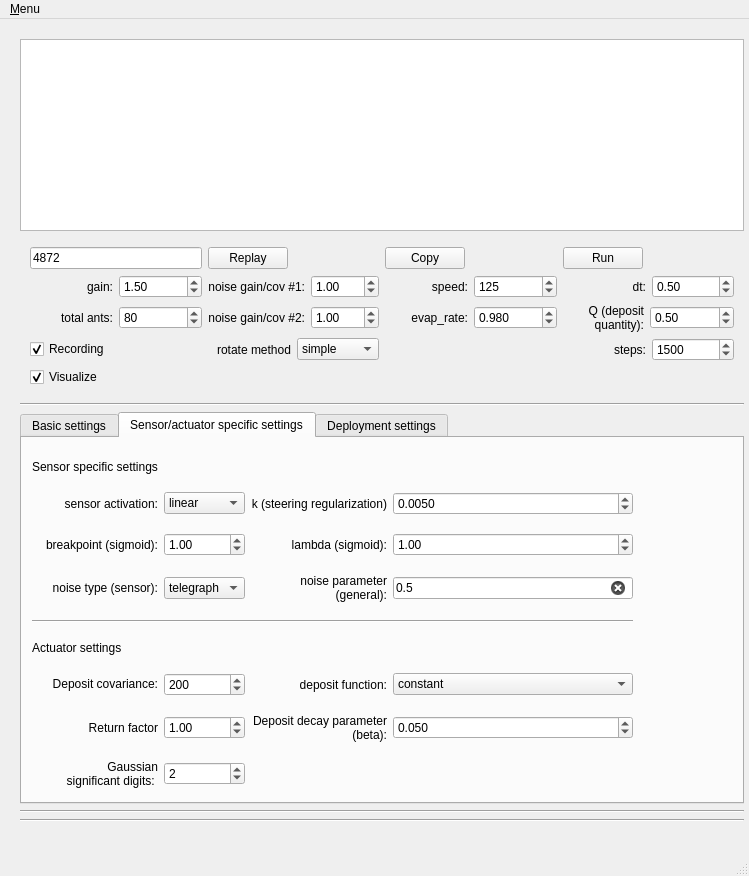
This is gui/sim_launcher.ui in Elmosnewshoes/Stigmergy as Qt 5 draws it before an edit. The edited form follows.
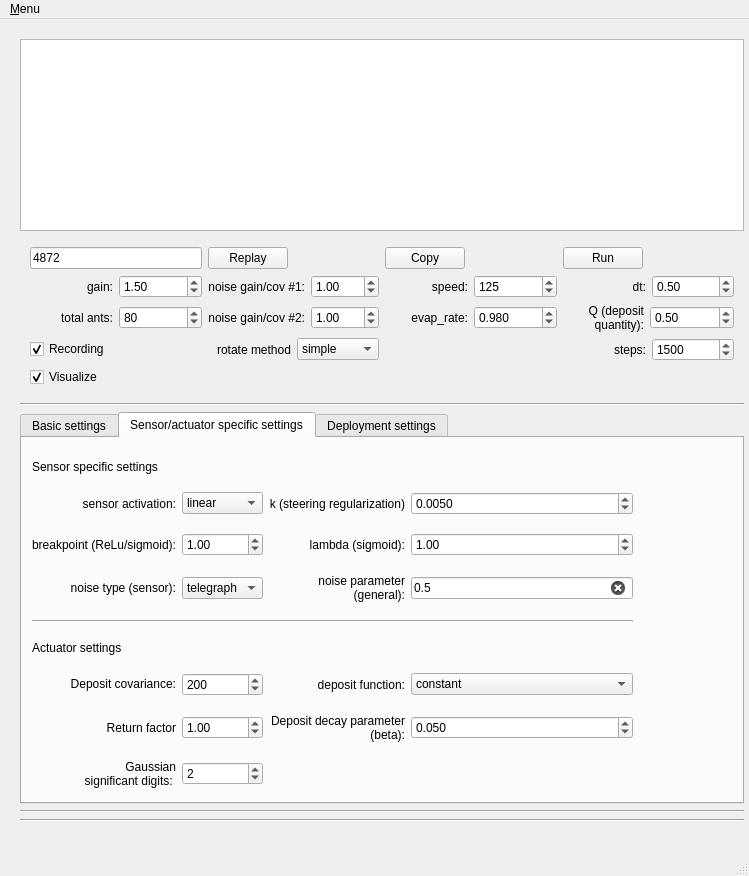
This is the edited form.

```diff
--- a/gui/sim_launcher.ui
+++ b/gui/sim_launcher.ui
@@ -1056,7 +1056,7 @@
             <item row="2" column="0">
              <widget class="QLabel" name="label_breakpoint">
               <property name="text">
-               <string>breakpoint (sigmoid):</string>
+               <string>breakpoint (ReLu/sigmoid):</string>
               </property>
               <property name="alignment">
                <set>Qt::AlignRight|Qt::AlignTrailing|Qt::AlignVCenter</set>
```
Left out of the diff: 5 changed lines with no effect on the pictures.
